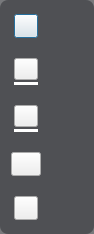
First picture: the form in SoftTerminal/forms/STWBVToolbar.ui, repository sunpu/softterminal, before the edit.
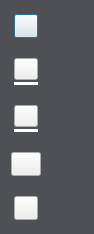
Second picture: the form after the edit. Icons and pictures are not drawn.

Patch:
```diff
--- a/SoftTerminal/forms/STWBVToolbar.ui
+++ b/SoftTerminal/forms/STWBVToolbar.ui
@@ -20,7 +20,7 @@
    <string>STWBVToolbar</string>
   </property>
   <property name="styleSheet">
-   <string notr="true">QDialog{background-color:rgba(61,63,68,0.7);border-radius:8px;}</string>
+   <string notr="true">QDialog{background-color:rgba(61,63,68,0.7);/*border-radius:8px;*/}</string>
   </property>
   <layout class="QVBoxLayout" name="verticalLayout">
    <property name="spacing">
```
